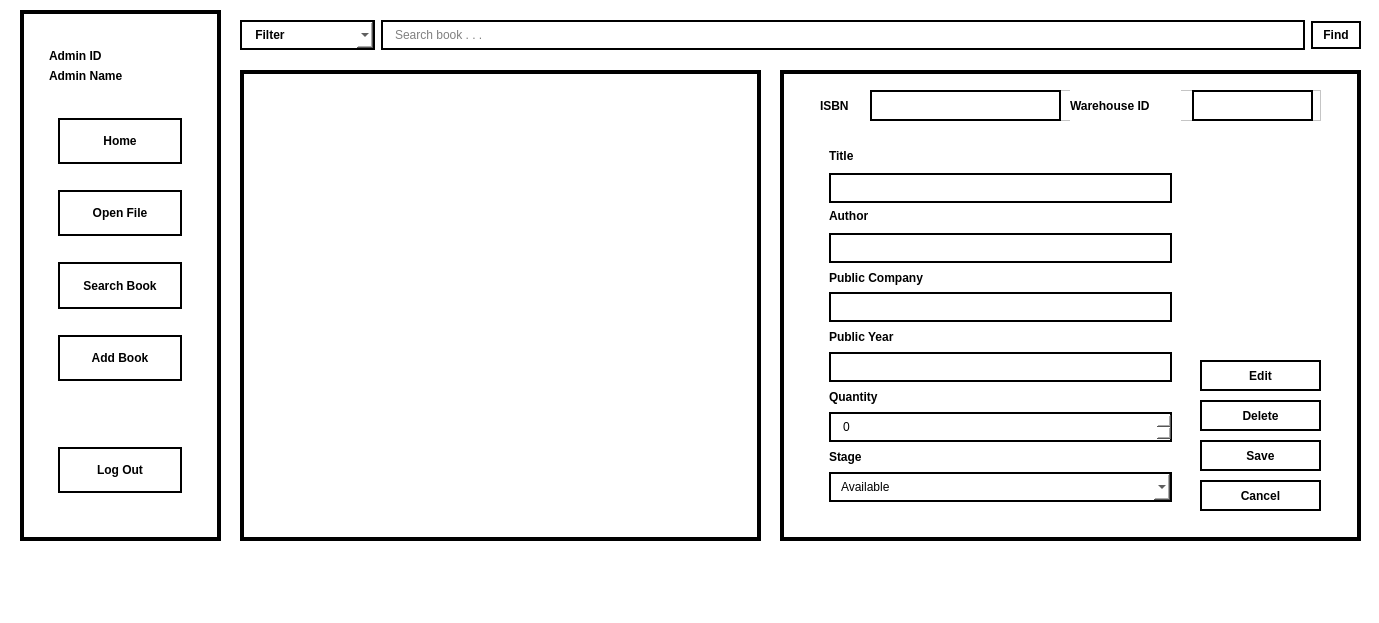
First picture: the form in ui/designer-files/mainwindow.ui, repository viciousircle/FINAL-huhuh, before the edit.
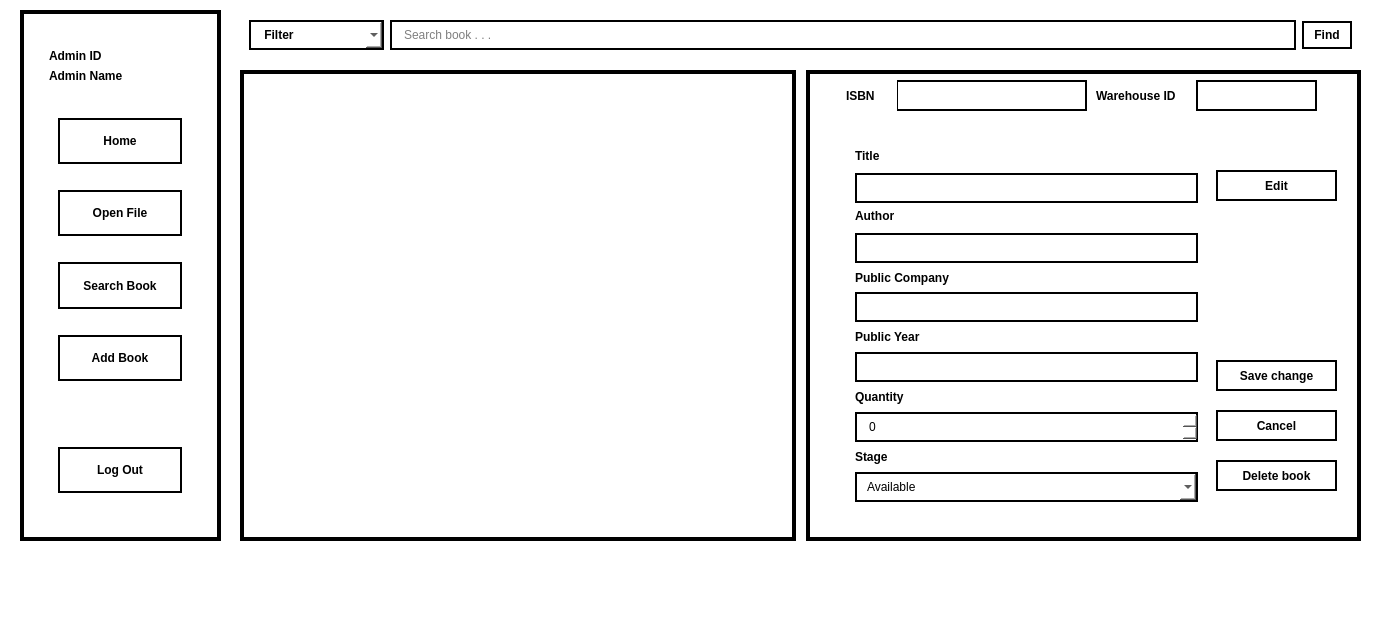
Second picture: the form after the edit. The open tabs and pages were chosen to show the change.

The edit to the form file:
```diff
--- a/ui/designer-files/mainwindow.ui
+++ b/ui/designer-files/mainwindow.ui
@@ -716,7 +716,7 @@
      </widget>
     </widget>
     <widget class="QWidget" name="search_page">
-     <widget class="QWidget" name="horizontalLayoutWidget">
+     <widget class="QFrame" name="horizontalFrame">
       <property name="geometry">
        <rect>
         <x>10</x>
@@ -857,15 +857,45 @@
        </item>
       </layout>
      </widget>
+     <widget class="QFrame" name="frame_3">
+      <property name="geometry">
+       <rect>
+        <x>10</x>
+        <y>70</y>
+        <width>1121</width>
+        <height>471</height>
+       </rect>
+      </property>
+      <property name="frameShape">
+       <enum>QFrame::StyledPanel</enum>
+      </property>
+      <property name="frameShadow">
+       <enum>QFrame::Raised</enum>
+      </property>
+      <widget class="QWidget" name="horizontalLayoutWidget_3">
+       <property name="geometry">
+        <rect>
+         <x>-10</x>
+         <y>-10</y>
+         <width>1131</width>
+         <height>481</height>
+        </rect>
+       </property>
+       <layout class="QHBoxLayout" name="horizontalLayout_3" stretch="0,0">
+        <property name="spacing">
+         <number>10</number>
+        </property>
+        <property name="sizeConstraint">
+         <enum>QLayout::SetDefaultConstraint</enum>
+        </property>
+        <property name="leftMargin">
+         <number>10</number>
+        </property>
+        <property name="topMargin">
+         <number>10</number>
+        </property>
+        <item>
      <widget class="QTableWidget" name="search_table">
-      <property name="geometry">
-       <rect>
-        <x>10</x>
-        <y>70</y>
-        <width>521</width>
-        <height>471</height>
-       </rect>
-      </property>
       <property name="sizePolicy">
        <sizepolicy hsizetype="Expanding" vsizetype="Expanding">
         <horstretch>0</horstretch>
@@ -882,7 +912,7 @@
        <number>4</number>
       </property>
       <property name="midLineWidth">
-       <number>2</number>
+           <number>3</number>
       </property>
       <property name="editTriggers">
        <set>QAbstractItemView::NoEditTriggers</set>
@@ -890,6 +920,12 @@
       <property name="dragEnabled">
        <bool>false</bool>
       </property>
+          <property name="alternatingRowColors">
+           <bool>false</bool>
+          </property>
+          <property name="sortingEnabled">
+           <bool>true</bool>
+          </property>
       <attribute name="horizontalHeaderVisible">
        <bool>true</bool>
       </attribute>
@@ -899,21 +935,24 @@
       <attribute name="horizontalHeaderHighlightSections">
        <bool>true</bool>
       </attribute>
+          <attribute name="horizontalHeaderShowSortIndicator" stdset="0">
+           <bool>true</bool>
+          </attribute>
       <attribute name="verticalHeaderVisible">
        <bool>false</bool>
       </attribute>
      </widget>
-     <widget class="QFrame" name="frame">
+        </item>
+        <item>
+         <widget class="QFrame" name="detail_box">
       <property name="enabled">
        <bool>true</bool>
       </property>
-      <property name="geometry">
-       <rect>
-        <x>550</x>
-        <y>70</y>
-        <width>581</width>
-        <height>471</height>
-       </rect>
+          <property name="sizePolicy">
+           <sizepolicy hsizetype="Expanding" vsizetype="Expanding">
+            <horstretch>0</horstretch>
+            <verstretch>0</verstretch>
+           </sizepolicy>
       </property>
       <property name="frameShape">
        <enum>QFrame::Box</enum>
@@ -958,7 +997,7 @@
 </string>
           </property>
           <property name="readOnly">
-           <bool>true</bool>
+               <bool>false</bool>
           </property>
          </widget>
         </item>
@@ -986,7 +1025,7 @@
 </string>
           </property>
           <property name="readOnly">
-           <bool>true</bool>
+               <bool>false</bool>
           </property>
          </widget>
         </item>
@@ -1014,7 +1053,7 @@
 </string>
           </property>
           <property name="readOnly">
-           <bool>true</bool>
+               <bool>false</bool>
           </property>
          </widget>
         </item>
@@ -1042,7 +1081,7 @@
 </string>
           </property>
           <property name="readOnly">
-           <bool>true</bool>
+               <bool>false</bool>
           </property>
          </widget>
         </item>
@@ -1070,7 +1109,7 @@
 </string>
           </property>
           <property name="readOnly">
-           <bool>true</bool>
+               <bool>false</bool>
           </property>
          </widget>
         </item>
@@ -1089,7 +1128,7 @@
         <item>
          <widget class="QComboBox" name="input_stageEdit">
           <property name="enabled">
-           <bool>false</bool>
+               <bool>true</bool>
           </property>
           <property name="styleSheet">
            <string notr="true">border: 2px solid black;
@@ -1120,8 +1159,8 @@
       <widget class="QPushButton" name="edit_btn">
        <property name="geometry">
         <rect>
-         <x>420</x>
-         <y>290</y>
+             <x>410</x>
+             <y>100</y>
          <width>121</width>
          <height>31</height>
         </rect>
@@ -1156,27 +1195,12 @@
         <string>Edit</string>
        </property>
       </widget>
-      <widget class="QFrame" name="frame_2">
+          <widget class="QLabel" name="warehouse_id_5">
        <property name="geometry">
         <rect>
-         <x>40</x>
-         <y>20</y>
-         <width>501</width>
-         <height>31</height>
-        </rect>
-       </property>
-       <property name="frameShape">
-        <enum>QFrame::StyledPanel</enum>
-       </property>
-       <property name="frameShadow">
-        <enum>QFrame::Raised</enum>
-       </property>
-       <widget class="QLabel" name="isbn_4">
-        <property name="geometry">
-         <rect>
-          <x>0</x>
-          <y>0</y>
-          <width>51</width>
+             <x>290</x>
+             <y>10</y>
+             <width>101</width>
           <height>31</height>
          </rect>
         </property>
@@ -1186,7 +1210,7 @@
          </font>
         </property>
         <property name="text">
-         <string>ISBN</string>
+            <string>Warehouse ID</string>
         </property>
        </widget>
        <widget class="QLineEdit" name="input_isbnEdit">
@@ -1195,8 +1219,8 @@
         </property>
         <property name="geometry">
          <rect>
-          <x>50</x>
-          <y>0</y>
+             <x>90</x>
+             <y>10</y>
           <width>191</width>
           <height>31</height>
          </rect>
@@ -1208,15 +1232,15 @@
 </string>
         </property>
         <property name="readOnly">
-         <bool>true</bool>
-        </property>
-       </widget>
-       <widget class="QLabel" name="warehouse_id_5">
+            <bool>false</bool>
+           </property>
+          </widget>
+          <widget class="QLabel" name="isbn_4">
         <property name="geometry">
          <rect>
-          <x>250</x>
-          <y>0</y>
-          <width>111</width>
+             <x>40</x>
+             <y>10</y>
+             <width>51</width>
           <height>31</height>
          </rect>
         </property>
@@ -1226,7 +1250,7 @@
          </font>
         </property>
         <property name="text">
-         <string>Warehouse ID</string>
+            <string>ISBN</string>
         </property>
        </widget>
        <widget class="QLineEdit" name="input_warehouse_idEdit">
@@ -1235,8 +1259,8 @@
         </property>
         <property name="geometry">
          <rect>
-          <x>372</x>
-          <y>0</y>
+             <x>390</x>
+             <y>10</y>
           <width>121</width>
           <height>31</height>
          </rect>
@@ -1251,96 +1275,24 @@
          <bool>true</bool>
         </property>
        </widget>
-      </widget>
-      <widget class="QPushButton" name="delete_btn">
+          <widget class="QLabel" name="message_edit">
        <property name="geometry">
         <rect>
-         <x>420</x>
-         <y>330</y>
-         <width>121</width>
+             <x>40</x>
+             <y>50</y>
+             <width>451</width>
          <height>31</height>
         </rect>
        </property>
-       <property name="font">
-        <font>
-         <bold>true</bold>
-        </font>
-       </property>
-       <property name="styleSheet">
-        <string notr="true">QPushButton{
-	border: 2px solid black;
-	color: rgb(0, 0, 0);
-	padding: 5 10px 5 10px ;
-}
-QPushButton:hover{
-	border: 2px solid #560bad;
-	color: #560bad;
-	padding: 0 10px 0 10px ;
-}
-QPushButton::after{
-	border: 2px solid grey;
-color: grey;
-padding: 0 10px 0 10px ;
-
-}
-
-
-</string>
-       </property>
        <property name="text">
-        <string>Delete</string>
-       </property>
-       <property name="autoDefault">
-        <bool>false</bool>
-       </property>
-      </widget>
-      <widget class="QPushButton" name="save_btn">
-       <property name="geometry">
-        <rect>
-         <x>420</x>
-         <y>370</y>
-         <width>121</width>
-         <height>31</height>
-        </rect>
-       </property>
-       <property name="font">
-        <font>
-         <bold>true</bold>
-        </font>
-       </property>
-       <property name="styleSheet">
-        <string notr="true">QPushButton{
-	border: 2px solid black;
-	color: rgb(0, 0, 0);
-	padding: 5 10px 5 10px ;
-}
-QPushButton:hover{
-	border: 2px solid #560bad;
-	color: #560bad;
-	padding: 0 10px 0 10px ;
-}
-QPushButton::after{
-	border: 2px solid grey;
-color: grey;
-padding: 0 10px 0 10px ;
-
-}
-
-
-</string>
-       </property>
-       <property name="text">
-        <string>Save</string>
-       </property>
-       <property name="autoDefault">
-        <bool>false</bool>
+            <string/>
        </property>
       </widget>
       <widget class="QPushButton" name="cancel_btn">
        <property name="geometry">
         <rect>
-         <x>420</x>
-         <y>410</y>
+             <x>410</x>
+             <y>340</y>
          <width>121</width>
          <height>31</height>
         </rect>
@@ -1361,12 +1313,6 @@
 	color: #560bad;
 	padding: 0 10px 0 10px ;
 }
-QPushButton::after{
-	border: 2px solid grey;
-color: grey;
-padding: 0 10px 0 10px ;
-
-}
 
 
 </string>
@@ -1374,11 +1320,92 @@
        <property name="text">
         <string>Cancel</string>
        </property>
-       <property name="autoDefault">
-        <bool>false</bool>
-       </property>
-      </widget>
-     </widget>
+          </widget>
+          <widget class="QPushButton" name="delete_btn">
+           <property name="geometry">
+            <rect>
+             <x>410</x>
+             <y>390</y>
+             <width>121</width>
+             <height>31</height>
+            </rect>
+           </property>
+           <property name="font">
+            <font>
+             <bold>true</bold>
+            </font>
+           </property>
+           <property name="styleSheet">
+            <string notr="true">QPushButton{
+	border: 2px solid black;
+	color: rgb(0, 0, 0);
+	padding: 5 10px 5 10px ;
+}
+QPushButton:hover{
+	border: 2px solid #560bad;
+	color: #560bad;
+	padding: 0 10px 0 10px ;
+}
+QPushButton::after{
+	border: 2px solid grey;
+color: grey;
+padding: 0 10px 0 10px ;
+
+}
+
+
+</string>
+           </property>
+           <property name="text">
+            <string>Delete book</string>
+           </property>
+          </widget>
+          <widget class="QPushButton" name="save_btn">
+           <property name="geometry">
+            <rect>
+             <x>410</x>
+             <y>290</y>
+             <width>121</width>
+             <height>31</height>
+            </rect>
+           </property>
+           <property name="font">
+            <font>
+             <bold>true</bold>
+            </font>
+           </property>
+           <property name="styleSheet">
+            <string notr="true">QPushButton{
+	border: 2px solid black;
+	color: rgb(0, 0, 0);
+	padding: 5 10px 5 10px ;
+}
+QPushButton:hover{
+	border: 2px solid #560bad;
+	color: #560bad;
+	padding: 0 10px 0 10px ;
+}
+QPushButton::after{
+	border: 2px solid grey;
+color: grey;
+padding: 0 10px 0 10px ;
+
+}
+
+
+</string>
+           </property>
+           <property name="text">
+            <string>Save change</string>
+           </property>
+          </widget>
+         </widget>
+        </item>
+       </layout>
+      </widget>
+     </widget>
+     <zorder>frame_3</zorder>
+     <zorder>horizontalFrame</zorder>
     </widget>
    </widget>
    <widget class="QFrame" name="navigation">
```
Left out of the diff: 12 changed lines with no effect on the pictures. Lines whose indentation alone changed are shown as unchanged.
